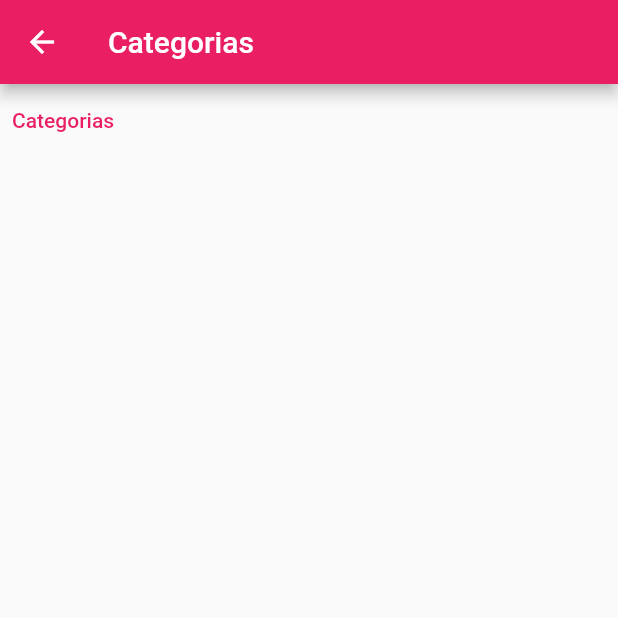
After one commit to luanborrges/final_trivia, a Flutter app: the CategoriesView screen opened by its route, on a phone screen of 412 x 824 dp, the top half of it. The commit adds this screen. Run offline on Flutter 3.47's test engine with Material 2 defaults, Android fonts, the phone set to English and light mode, and no system bars.

Commit message:
categories page and fetch

```diff
--- a/lib/app/app_routes.dart
+++ b/lib/app/app_routes.dart
@@ -6,7 +6,7 @@ class AppRoutes {
 
   static const String APP_ROUTE_HOME = "/home";
   static const String APP_ROUTE_ABOUT_US = "/about_us";
-  static const String APP_ROUTE_QUESTIONS ='/questions';
+  static const String APP_ROUTE_CATEGORIES ='/categories_view';
   static const String APP_ROUTE_START ='/start';
 
   Route getRoutes(RouteSettings routeSettings) {
@@ -32,12 +32,12 @@ class AppRoutes {
             builder: (BuildContext context) => StartQuiz(title: 'Quiz')
         );
       }
-      // case APP_ROUTE_QUESTIONS: {
-      //   return MaterialPageRoute<void>(
-      //       settings: routeSettings,
-      //       builder: (BuildContext context) => QuestionView(title: 'Questões')
-      //   );
-      // }
+      case APP_ROUTE_CATEGORIES: {
+        return MaterialPageRoute<void>(
+            settings: routeSettings,
+            builder: (BuildContext context) => CategoriesView(title: 'Categorias')
+        );
+      }
 
       default: {
         return MaterialPageRoute<void>(
--- /dev/null
+++ b/lib/view/categories_view.dart
@@ -0,0 +1,66 @@
+import 'package:flutter/material.dart';
+import 'package:final_project_mobile2/model/model.dart';
+import 'package:final_project_mobile2/service/service.dart';
+
+class CategoriesView extends StatefulWidget{
+
+  CategoriesView({Key? key, required this.title}) : super(key: key);
+
+  final String title;
+
+  @override
+  _CategoriesViewState createState() => _CategoriesViewState();
+}
+
+class _CategoriesViewState extends State<CategoriesView> {
+
+  final triviaService = TriviaService();
+
+  List<Category> categories = [];
+  late List<Category> categories2;
+
+  @override
+  Widget build(BuildContext context) {
+    return Scaffold(
+      appBar: AppBar(
+        title: Text(widget.title),
+      ),
+      body: Column(
+        children: [
+          TextButton(
+              onPressed: () async {
+                categories = await getCategories();
+                setState(() {
+                  categories2 = categories;
+                });
+              },
+              child: Text('Categorias')
+          ),
+          // Row(
+          //   children: _rowListCategories()
+          // )
+        ],
+      ),
+    );}
+
+  getCategories() async {
+    categories = await triviaService.fetchCategory();
+    return categories;
+  }
+
+  _rowListCategories() {
+    if (categories == []){
+      return Text('carregando...');
+    }
+    return ListView.builder(
+      itemCount: categories.length,
+      itemBuilder: (context, index) {
+        print('${categories.elementAt(index).toString()}');
+
+        return ListTile(
+            title: Text('${categories.elementAt(index).name}'),
+        );
+      },
+    );
+  }
+}
--- a/lib/view/start.dart
+++ b/lib/view/start.dart
@@ -36,7 +36,7 @@ class _StartQuizState extends State<StartQuiz> {
   );}
 
   getQuestion() async {
-    questions = await QuestionListController().fetchQuestions();
+    questions = await QuestionListController().fetchQuestions(inputAmount: 1, inputDifficulty: 'hard');
     return questions.first;
   }
 }
--- a/lib/view/views.dart
+++ b/lib/view/views.dart
@@ -2,3 +2,4 @@ export 'package:final_project_mobile2/view/home.dart';
 export '../app/my_app.dart';
 export './about_us.dart';
 export './start.dart';
+export './categories_view.dart';
```
Also changed, not shown: lib/service/trivia_service.dart (+20 -0 lines), lib/view/home.dart (+5 -3 lines).
